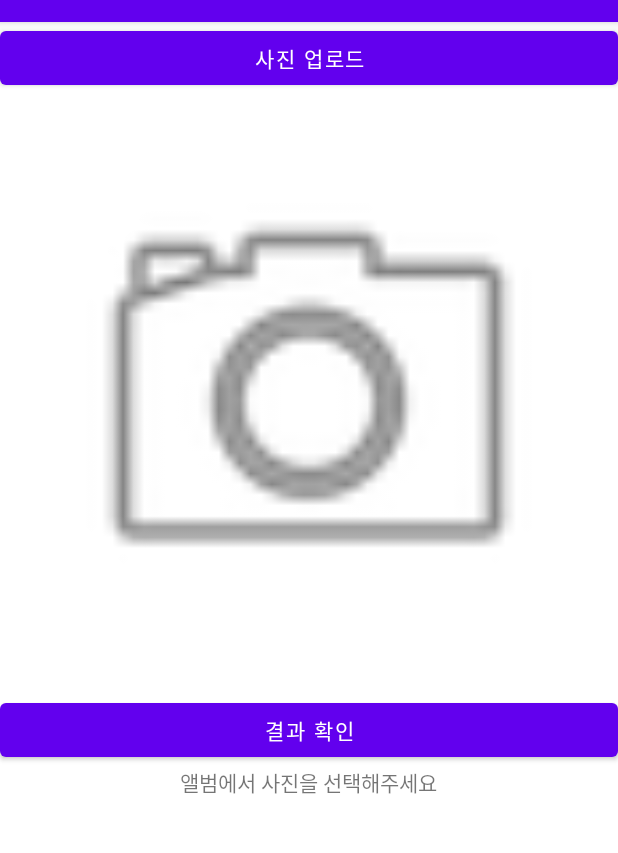
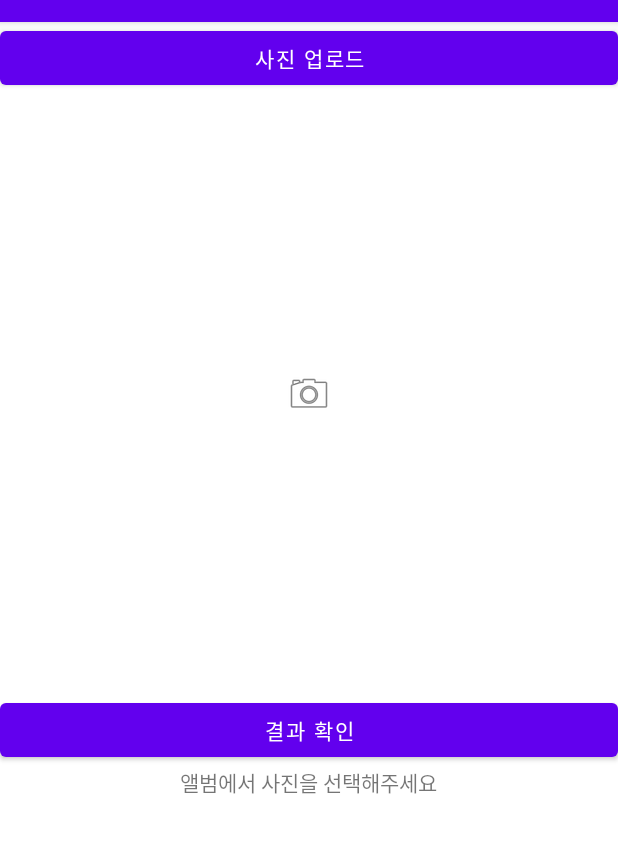
Before and after one commit to kimjihun1001/Study_GetImageFromAlbum, an Android app: the screen it shows after launch (MainActivity), on a phone screen of 412 x 824 dp, the part 62-915 px from its top. Run offline under Robolectric (Android 15) with nearby library versions, the phone set to English and light mode, and no system bars.

Commit message:
수정: 사진 표시 부분 레이아웃 변경

```diff
--- a/app/src/main/res/layout/activity_main.xml
+++ b/app/src/main/res/layout/activity_main.xml
@@ -14,12 +14,17 @@
         android:onClick="Click_button_upload"
         android:text="사진 업로드" />
 
-    <ImageView
-        android:id="@+id/imageView"
+    <FrameLayout
         android:layout_width="match_parent"
-        android:layout_height="400dp"
-        android:padding="30dp"
-        app:srcCompat="@android:drawable/ic_menu_camera" />
+        android:layout_height="400dp">
+
+        <ImageView
+            android:id="@+id/imageView"
+            android:layout_width="wrap_content"
+            android:layout_height="wrap_content"
+            android:layout_gravity="center"
+            app:srcCompat="@android:drawable/ic_menu_camera" />
+    </FrameLayout>
 
     <Button
         android:id="@+id/button_result"
@@ -34,4 +39,5 @@
         android:layout_height="wrap_content"
         android:layout_gravity="center"
         android:text="앨범에서 사진을 선택해주세요" />
+
 </LinearLayout>
```
